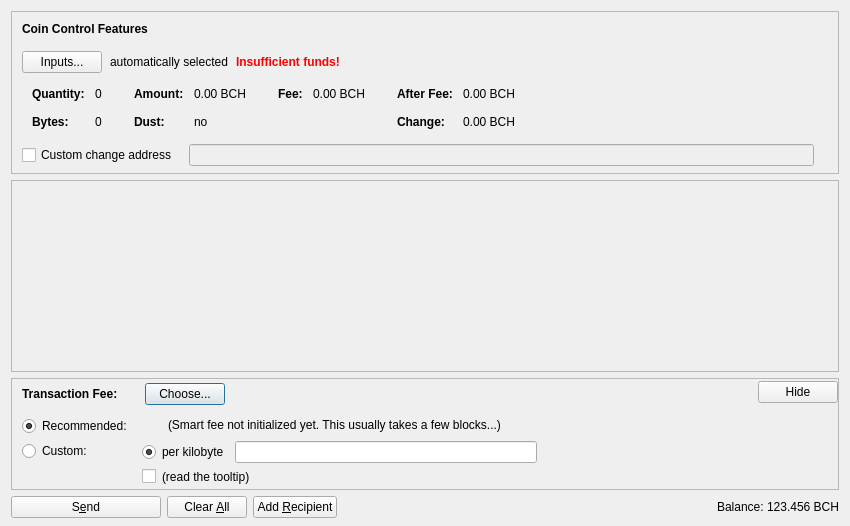
Above: src/qt/forms/sendcoinsdialog.ui from Bitcoin-ABC/bitcoin-abc before the change. Below: the same form after it.
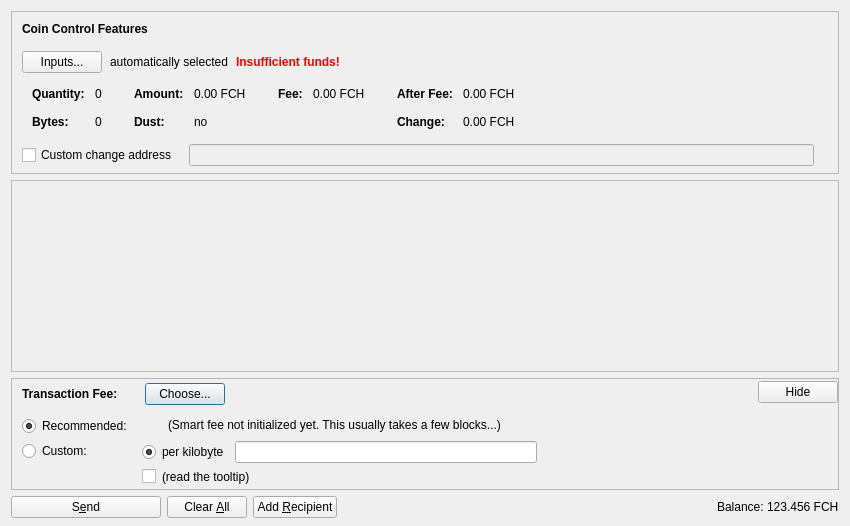
That is the form after the change. Icons and pictures are not drawn. Custom widgets are drawn as their Qt base class.

```diff
--- a/src/qt/forms/sendcoinsdialog.ui
+++ b/src/qt/forms/sendcoinsdialog.ui
@@ -324,7 +324,7 @@
                   <enum>Qt::ActionsContextMenu</enum>
                  </property>
                  <property name="text">
-                  <string notr="true">0.00 BCH</string>
+                  <string notr="true">0.00 FCH</string>
                  </property>
                  <property name="textInteractionFlags">
                   <set>Qt::LinksAccessibleByMouse|Qt::TextSelectableByKeyboard|Qt::TextSelectableByMouse</set>
@@ -404,7 +404,7 @@
                   <enum>Qt::ActionsContextMenu</enum>
                  </property>
                  <property name="text">
-                  <string notr="true">0.00 BCH</string>
+                  <string notr="true">0.00 FCH</string>
                  </property>
                  <property name="textInteractionFlags">
                   <set>Qt::LinksAccessibleByMouse|Qt::TextSelectableByKeyboard|Qt::TextSelectableByMouse</set>
@@ -455,7 +455,7 @@
                   <enum>Qt::ActionsContextMenu</enum>
                  </property>
                  <property name="text">
-                  <string notr="true">0.00 BCH</string>
+                  <string notr="true">0.00 FCH</string>
                  </property>
                  <property name="textInteractionFlags">
                   <set>Qt::LinksAccessibleByMouse|Qt::TextSelectableByKeyboard|Qt::TextSelectableByMouse</set>
@@ -484,7 +484,7 @@
                   <enum>Qt::ActionsContextMenu</enum>
                  </property>
                  <property name="text">
-                  <string notr="true">0.00 BCH</string>
+                  <string notr="true">0.00 FCH</string>
                  </property>
                  <property name="textInteractionFlags">
                   <set>Qt::LinksAccessibleByMouse|Qt::TextSelectableByKeyboard|Qt::TextSelectableByMouse</set>
@@ -1162,7 +1162,7 @@
           <cursorShape>IBeamCursor</cursorShape>
          </property>
          <property name="text">
-          <string notr="true">123.456 BCH</string>
+          <string notr="true">123.456 FCH</string>
          </property>
          <property name="textInteractionFlags">
           <set>Qt::LinksAccessibleByMouse|Qt::TextSelectableByKeyboard|Qt::TextSelectableByMouse</set>
```
